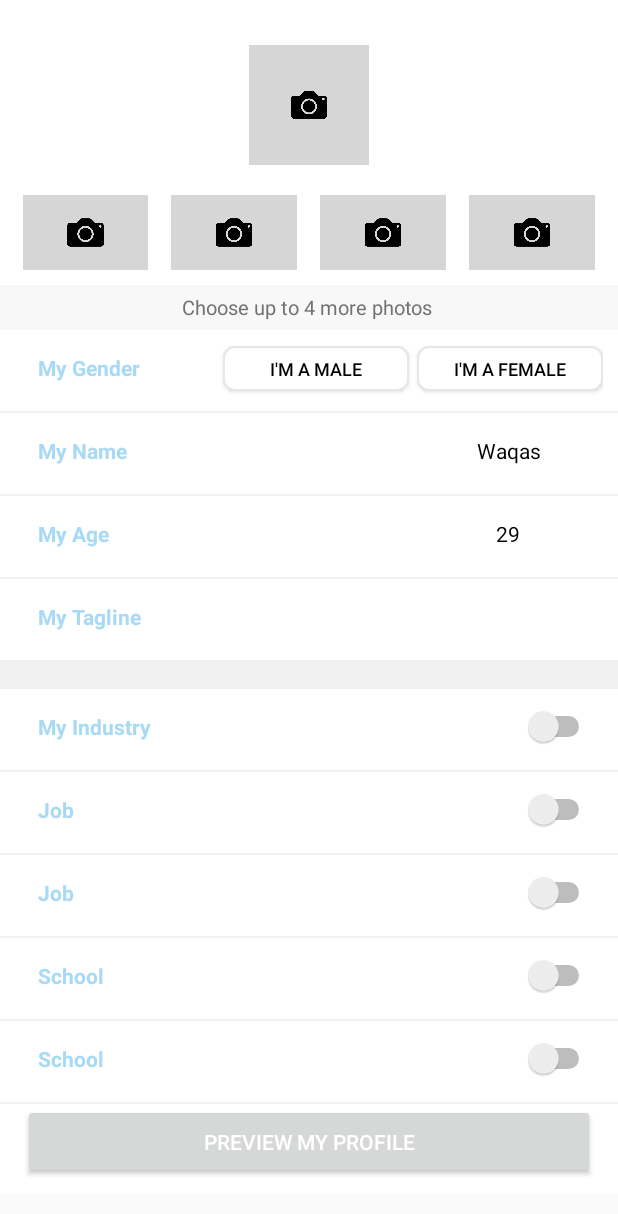
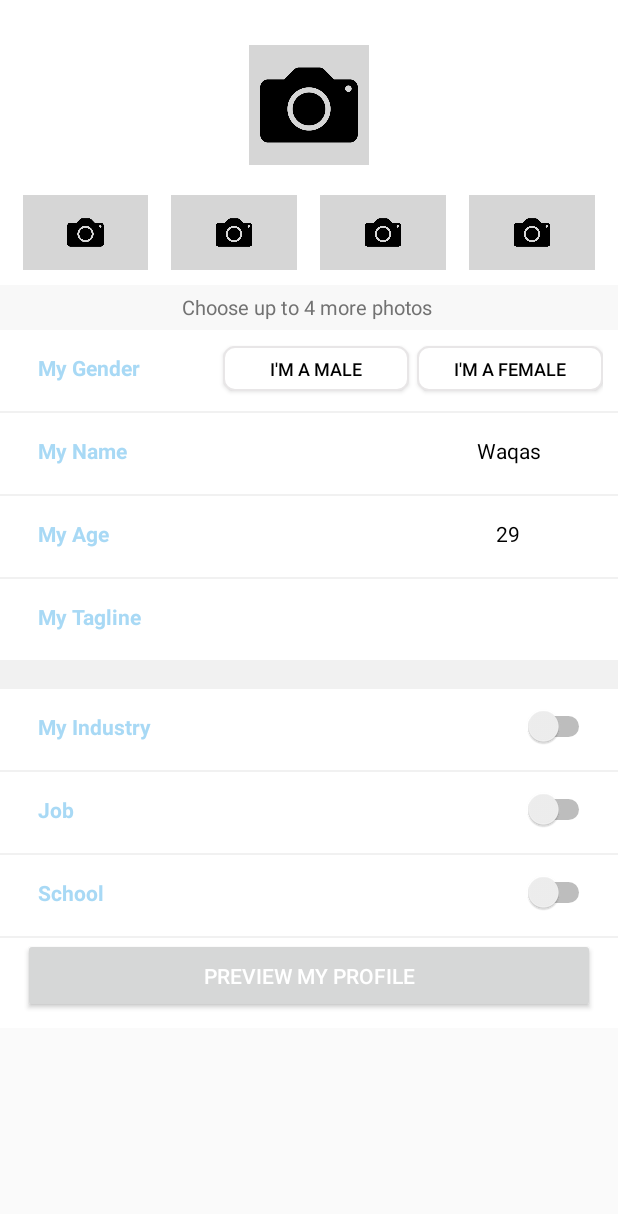
Before and after one commit to ha-ar/MatzoMatch, an Android app: the layout fragment_myprofile.xml on its own in the app's theme, with its tools: preview values and no code run, on a phone screen of 412 x 824 dp. Shown: the top 1214 px of the screen. Run offline under Robolectric (Android 15) with nearby library versions, the phone set to English and light mode, and no system bars.

Commit message:
Signed-off-by: Waqas <waqas12@gmail.com>

```diff
--- /dev/null
+++ b/app/src/main/java/com/algorepublic/matzomatch/Services/PictureUploadService.java
@@ -0,0 +1,7 @@
+package com.algorepublic.matzomatch.Services;
+
+/**
+ * Created by waqas on 12/24/15.
+ */
+public class PictureUploadService {
+}
--- a/app/src/main/java/com/algorepublic/matzomatch/SplashScreen.java
+++ b/app/src/main/java/com/algorepublic/matzomatch/SplashScreen.java
@@ -13,6 +13,7 @@ import android.support.v7.app.AppCompatActivity;
 import android.telephony.TelephonyManager;
 import android.util.Log;
 import android.view.View;
+import android.widget.ImageView;
 
 import com.algorepublic.matzomatch.Services.CallBack;
 import com.algorepublic.matzomatch.Services.LoginService;
@@ -21,6 +22,7 @@ import com.algorepublic.matzomatch.Utils.TinyDB;
 import com.algorepublic.matzomatch.adapter.CustomPagerAdapter;
 import com.algorepublic.matzomatch.model.LoginModel;
 import com.androidquery.AQuery;
+import com.bumptech.glide.Glide;
 import com.google.android.gms.maps.model.LatLng;
 import com.linkedin.platform.APIHelper;
 import com.linkedin.platform.LISession;
@@ -55,6 +57,8 @@ public class SplashScreen extends AppCompatActivity implements View.OnClickListe
     double lon;
     double lat;
     private LoginService obj;
+    //    private Timer timers;
+    ImageView imageView;
 //    private LIOauthService oAuthService;
 
     @Override
@@ -66,7 +70,32 @@ public class SplashScreen extends AppCompatActivity implements View.OnClickListe
         obj = new LoginService(this);
 
         aq.id(R.id.sign_in).clicked(this);
-        aq.id(R.id.matzo_logo).animate(R.anim.top_to_center);
+//        aq.id(R.id.matzo_logo).animate(R.anim.top_to_center);
+        imageView= (ImageView) findViewById(R.id.matzo_logo);
+        Glide.with(SplashScreen.this).load(R.drawable.output).asGif().into(imageView);
+        aq.id(R.id.circularIndicator).visibility(View.GONE);
+        aq.id(R.id.pager).visibility(View.GONE);
+        aq.id(R.id.sign_in).visibility(View.GONE);
+
+        new CountDownTimer(5500, 5500) { // adjust the milli seconds here
+
+            public void onTick(long millisUntilFinished) {
+
+
+            }
+
+            @Override
+            public void onFinish() {
+                aq.id(R.id.matzo_logo).visibility(View.GONE);
+                aq.id(R.id.circularIndicator).visibility(View.VISIBLE);
+                aq.id(R.id.pager).visibility(View.VISIBLE);
+                aq.id(R.id.sign_in).visibility(View.VISIBLE);
+            }
+
+        }.start();
+
+//            timers=new Timer(1000,1000);
+//        timers.start();
         circlePageIndicator = (CirclePageIndicator) findViewById(R.id.circularIndicator);
         pager = (ViewPager) findViewById(R.id.pager);
         adapter = new CustomPagerAdapter(this);
@@ -74,7 +103,7 @@ public class SplashScreen extends AppCompatActivity implements View.OnClickListe
 
         Log.e("TAGtinyDB",tinyDB.getString(Constants.LoginAppToken).toString());
         if (!tinyDB.getString(Constants.LoginAppToken).isEmpty()){
-         Log.e("TAGtinyDB",tinyDB.getString(Constants.LoginAppToken).toString());
+            Log.e("TAGtinyDB",tinyDB.getString(Constants.LoginAppToken).toString());
             startActivity(new Intent(SplashScreen.this, MainActivity.class));
         }
         pager.setAdapter(adapter);
@@ -99,12 +128,12 @@ public class SplashScreen extends AppCompatActivity implements View.OnClickListe
         } catch (IOException e) {
             e.printStackTrace();
         }
-        if (addresses.size() > 0) {
-            Log.e("LAT", addresses.get(0).getCountryName());
-            Log.e("LAT", addresses.get(0).getLocality());
-            tinyDB.putString(Constants.CountryName, addresses.get(0).getCountryName());
-            tinyDB.putString(Constants.City, addresses.get(0).getLocality());
-        }
+//        if (addresses.size() > 0) {
+        Log.e("LAT", addresses.get(0).getCountryName());
+        Log.e("LAT", addresses.get(0).getLocality());
+        tinyDB.putString(Constants.CountryName, addresses.get(0).getCountryName());
+        tinyDB.putString(Constants.City, addresses.get(0).getLocality());
+//        }
         final TelephonyManager tm = (TelephonyManager) getBaseContext().getSystemService(Context.TELEPHONY_SERVICE);
 
         final String tmDevice, tmSerial, androidId;
--- a/app/src/main/java/com/algorepublic/matzomatch/fragments/MyProfile.java
+++ b/app/src/main/java/com/algorepublic/matzomatch/fragments/MyProfile.java
@@ -8,6 +8,7 @@ import android.os.Bundle;
 import android.provider.MediaStore;
 import android.support.annotation.Nullable;
 import android.support.v4.app.Fragment;
+import android.util.Base64;
 import android.util.Log;
 import android.view.LayoutInflater;
 import android.view.View;
@@ -15,12 +16,12 @@ import android.view.ViewGroup;
 import android.widget.Button;
 
 import com.algorepublic.matzomatch.R;
-import com.algorepublic.matzomatch.Services.LoginService;
 import com.algorepublic.matzomatch.Utils.Constants;
 import com.algorepublic.matzomatch.Utils.TinyDB;
 import com.androidquery.AQuery;
 
 import java.io.File;
+import java.io.UnsupportedEncodingException;
 
 /**
  * Created by waqas on 12/7/15.
@@ -50,7 +51,16 @@ public class MyProfile extends Fragment {
         final Button femaleB=(Button)view.findViewById(R.id.women);
         final Button previewSubmit=(Button)view.findViewById(R.id.preview_profile);
         previewSubmit.setBackgroundColor(getContext().getResources().getColor(R.color.default_underline_indicator_selected_color));
-
+        aq.id(R.id.image_1).image(tinyDB.getString(Constants.Photo));
+        String text = tinyDB.getString(Constants.Photo);
+        Log.e("Imagebae64 ",text);
+        try {
+            byte[] data = text.getBytes("UTF-8");
+            String base64 = Base64.encodeToString(data, Base64.DEFAULT);
+            Log.e("Image bae 64 ",base64);
+        } catch (UnsupportedEncodingException e) {
+            e.printStackTrace();
+        }
         aq.id(R.id.headlines_profile).text(tinyDB.getString(Constants.HeadLine));
         aq.id(R.id.name_profile).text(tinyDB.getString(Constants.FirstName));
         aq.id(R.id.image_1).clicked(new View.OnClickListener() {
--- a/app/src/main/res/layout/activity_slpash_screen.xml
+++ b/app/src/main/res/layout/activity_slpash_screen.xml
@@ -13,9 +13,8 @@
 
     <ImageView
         android:id="@+id/matzo_logo"
-        android:layout_width="wrap_content"
-        android:layout_height="wrap_content"
-        android:background="@drawable/matzo_logo"
+        android:layout_width="match_parent"
+        android:layout_height="match_parent"
         android:layout_marginTop="5dp"
         android:layout_centerInParent="true"
         android:layout_alignParentTop="true"/>
--- a/app/src/main/res/layout/fragment_myprofile.xml
+++ b/app/src/main/res/layout/fragment_myprofile.xml
@@ -17,10 +17,7 @@
             android:background="#d6d6d6"
             android:layout_marginTop="30dp"
             android:src="@drawable/cameaa"
-            android:paddingLeft="25dp"
-            android:paddingTop="25dp"
-            android:paddingRight="25dp"
-            android:paddingBottom="25dp"
+
             android:layout_gravity="center_horizontal" />
         <LinearLayout
             android:layout_width="match_parent"
@@ -287,47 +284,7 @@
             android:layout_width="match_parent"
             android:layout_height="1dp"
             android:background="#f1f1f1" />
-        <LinearLayout
-            android:layout_width="match_parent"
-            android:layout_height="40dp"
-            android:layout_marginLeft="10dp"
-            android:layout_marginRight="10dp"
-            android:orientation="horizontal"
-            android:layout_marginTop="10dp"
-            android:weightSum="3">
-
-            <TextView
-                android:layout_weight="1"
-                android:layout_width="0dp"
-                android:layout_height="30dp"
-                android:gravity="center"
-                android:textAlignment="textStart"
-                android:textColor="#A8D9F5"
-                android:layout_marginLeft="15dp"
-                android:textStyle="bold"
-                android:text="Job"/>
-
-            <TextView
-                android:layout_weight="1"
-                android:layout_width="0dp"
-                android:layout_height="30dp"
-                android:layout_marginRight="5dp"
-                ></TextView>
-            <Switch
-
-                android:layout_weight="1"
-                android:layout_width="0dp"
-                android:layout_height="30dp"
-                android:paddingRight="5dp"
-                android:paddingLeft="5dp"/>
-
-        </LinearLayout>
-        <View
-            android:layout_marginTop="4dp"
-            android:layout_width="match_parent"
-            android:layout_height="1dp"
-            android:background="#f1f1f1" />
-        <LinearLayout
+                <LinearLayout
             android:layout_width="match_parent"
             android:layout_height="40dp"
             android:layout_marginLeft="10dp"
@@ -367,46 +324,7 @@
             android:layout_width="match_parent"
             android:layout_height="1dp"
             android:background="#f1f1f1" />
-        <LinearLayout
-            android:layout_width="match_parent"
-            android:layout_height="40dp"
-            android:layout_marginLeft="10dp"
-            android:layout_marginRight="10dp"
-            android:orientation="horizontal"
-            android:layout_marginTop="10dp"
-            android:weightSum="3">
 
-            <TextView
-                android:layout_weight="1"
-                android:layout_width="0dp"
-                android:layout_height="30dp"
-                android:gravity="center"
-                android:textAlignment="textStart"
-                android:layout_marginLeft="15dp"
-                android:textColor="#A8D9F5"
-                android:textStyle="bold"
-                android:text="School"/>
-
-            <TextView
-                android:layout_weight="1"
-                android:layout_width="0dp"
-                android:layout_height="30dp"
-                android:layout_marginRight="5dp"
-                ></TextView>
-            <Switch
-
-                android:layout_weight="1"
-                android:layout_width="0dp"
-                android:layout_height="30dp"
-                android:paddingRight="5dp"
-                android:paddingLeft="5dp"/>
-
-        </LinearLayout>
-        <View
-            android:layout_marginTop="4dp"
-            android:layout_width="match_parent"
-            android:layout_height="1dp"
-            android:background="#f1f1f1" />
         <LinearLayout
             android:layout_width="match_parent"
             android:layout_height="40dp"
```
